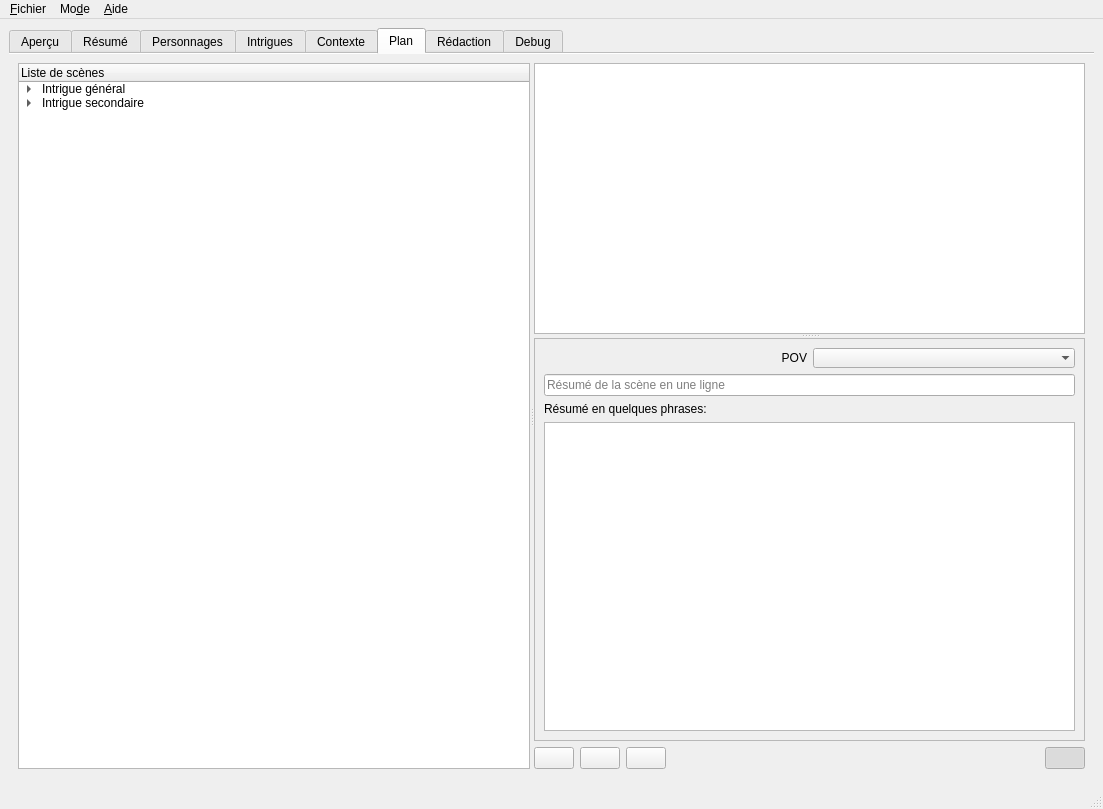
First picture: the form in src/ui/mainWindow.ui, repository olivierkes/manuskript, before the edit.
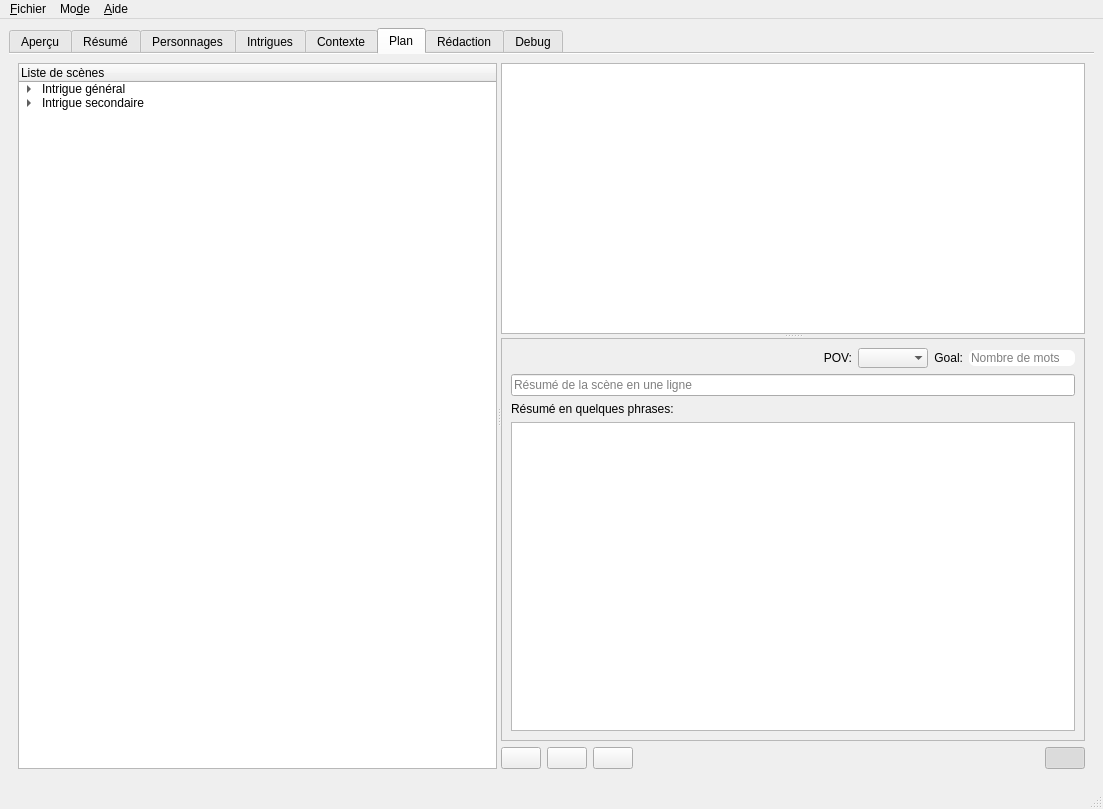
Second picture: the form after the edit. The open tabs and pages were chosen to show the change. Icons and pictures are not drawn. Custom widgets are drawn as their Qt base class.

What changed in the file:
```diff
--- a/src/ui/mainWindow.ui
+++ b/src/ui/mainWindow.ui
@@ -1331,7 +1331,7 @@
             </item>
            </item>
           </widget>
-          <widget class="QWidget" name="">
+          <widget class="QWidget" name="layoutWidget">
            <layout class="QVBoxLayout" name="verticalLayout_14">
             <item>
              <widget class="QSplitter" name="splitterOutlineV">
@@ -1351,6 +1351,9 @@
                <property name="selectionMode">
                 <enum>QAbstractItemView::ExtendedSelection</enum>
                </property>
+               <attribute name="headerStretchLastSection">
+                <bool>false</bool>
+               </attribute>
               </widget>
               <widget class="QFrame" name="frame">
                <property name="frameShape">
@@ -1362,10 +1365,23 @@
                <layout class="QVBoxLayout" name="verticalLayout_13">
                 <item>
                  <layout class="QHBoxLayout" name="horizontalLayout_11">
+                  <item>
+                   <spacer name="horizontalSpacer_8">
+                    <property name="orientation">
+                     <enum>Qt::Horizontal</enum>
+                    </property>
+                    <property name="sizeHint" stdset="0">
+                     <size>
+                      <width>40</width>
+                      <height>20</height>
+                     </size>
+                    </property>
+                   </spacer>
+                  </item>
                   <item>
                    <widget class="QLabel" name="lblPlanPOV">
                     <property name="text">
-                     <string>POV</string>
+                     <string>POV:</string>
                     </property>
                     <property name="alignment">
                      <set>Qt::AlignRight|Qt::AlignTrailing|Qt::AlignVCenter</set>
@@ -1379,6 +1395,38 @@
                     </property>
                    </widget>
                   </item>
+                  <item>
+                   <widget class="QLabel" name="lblPlanGoal">
+                    <property name="text">
+                     <string>Goal:</string>
+                    </property>
+                    <property name="alignment">
+                     <set>Qt::AlignRight|Qt::AlignTrailing|Qt::AlignVCenter</set>
+                    </property>
+                   </widget>
+                  </item>
+                  <item>
+                   <widget class="QLineEdit" name="txtOutlineGoal">
+                    <property name="sizePolicy">
+                     <sizepolicy hsizetype="Fixed" vsizetype="Fixed">
+                      <horstretch>0</horstretch>
+                      <verstretch>0</verstretch>
+                     </sizepolicy>
+                    </property>
+                    <property name="autoFillBackground">
+                     <bool>false</bool>
+                    </property>
+                    <property name="styleSheet">
+                     <string notr="true">border-radius: 6px;</string>
+                    </property>
+                    <property name="frame">
+                     <bool>false</bool>
+                    </property>
+                    <property name="placeholderText">
+                     <string>Nombre de mots</string>
+                    </property>
+                   </widget>
+                  </item>
                  </layout>
                 </item>
                 <item>
@@ -2133,6 +2181,12 @@
    <extends>QCheckBox</extends>
    <header>ui.chkOutlineCompile.h</header>
   </customwidget>
+  <customwidget>
+   <class>editorWidget</class>
+   <extends>QWidget</extends>
+   <header>ui.editorWidget.h</header>
+   <container>1</container>
+  </customwidget>
  </customwidgets>
  <resources/>
  <connections>
```
Left out of the diff: 8 changed lines with no effect on the pictures.
